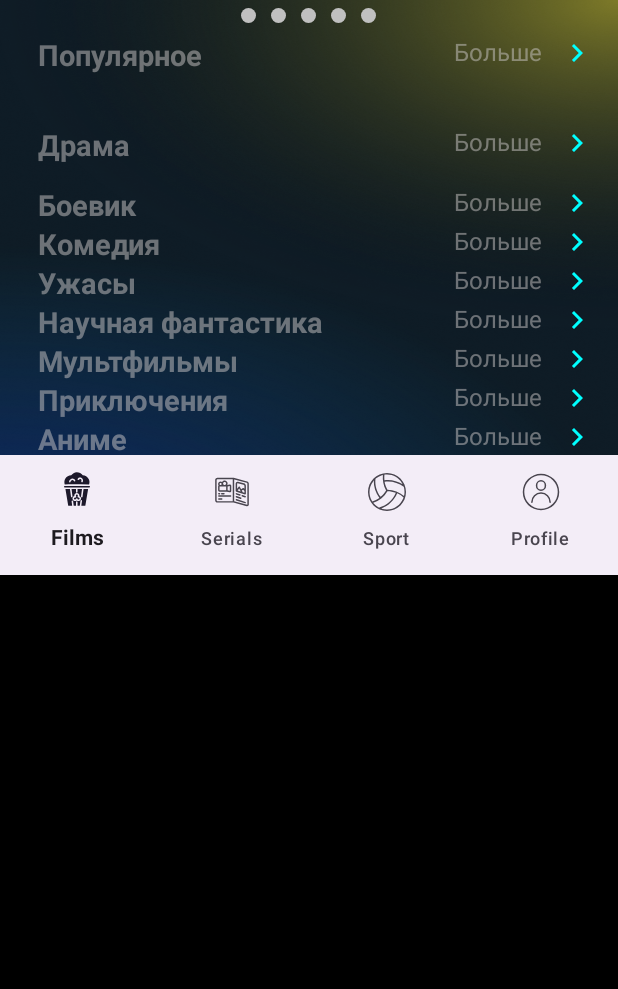
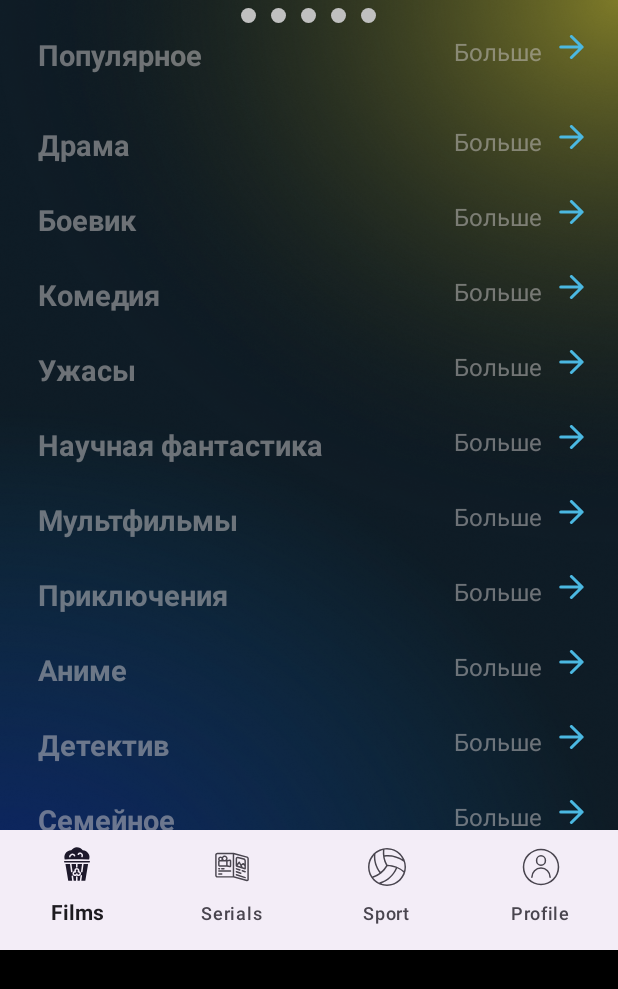
Before and after one commit to ivanbel6/Cinema_App, an Android app: the screen it shows after launch (MainActivity), on a phone screen of 412 x 824 dp. Shown: the top 989 px of the screen. Run offline under Robolectric (Android 15) with nearby library versions, the phone set to English and light mode, and no system bars; 10 statements that could not run were skipped.

Commit message:
Новая иконка + Работа над дизайном

```diff
--- /dev/null
+++ b/app/src/main/res/drawable/converted.xml
@@ -0,0 +1,13 @@
+<vector xmlns:android="http://schemas.android.com/apk/res/android"
+    android:width="17dp"
+    android:height="16dp"
+    android:viewportWidth="17"
+    android:viewportHeight="16">
+  <path
+      android:pathData="M1.141,8H15.102M15.102,8L8.122,1M15.102,8L8.122,15"
+      android:strokeLineJoin="round"
+      android:strokeWidth="2"
+      android:fillColor="#00000000"
+      android:strokeColor="#4BB8E1"
+      android:strokeLineCap="round"/>
+</vector>
--- a/app/src/main/res/layout/activity_main.xml
+++ b/app/src/main/res/layout/activity_main.xml
@@ -124,7 +124,7 @@
                         android:layout_width="wrap_content"
                         android:layout_height="match_parent"
                         android:layout_marginLeft="70dp"
-                        android:src="@drawable/baseline_keyboard_arrow_right_24"
+                        android:src="@drawable/converted"
                         app:layout_constraintStart_toEndOf="@+id/moreTextView"
                         app:layout_constraintTop_toBottomOf="@+id/CustomRecycleView" />
 
@@ -201,8 +201,7 @@
                         android:layout_width="wrap_content"
                         android:layout_height="match_parent"
                         android:layout_marginLeft="70dp"
-                        android:src="@drawable/baseline_keyboard_arrow_right_24"
-                        app:layout_constraintStart_toEndOf="@+id/moreTextView"
+                        android:src="@drawable/converted"                        app:layout_constraintStart_toEndOf="@+id/moreTextView"
                         app:layout_constraintTop_toBottomOf="@+id/CustomRecycleView" />
 
                 </FrameLayout>
@@ -213,6 +212,7 @@
                 android:layout_width="match_parent"
                 android:layout_height="wrap_content"
                 android:layout_marginTop="40dp"
+                android:layout_marginBottom="10dp"
                 android:clipToPadding="false"
                 android:paddingStart="8dp"
                 android:paddingEnd="8dp"
@@ -274,8 +274,7 @@
                         android:layout_width="wrap_content"
                         android:layout_height="match_parent"
                         android:layout_marginLeft="70dp"
-                        android:src="@drawable/baseline_keyboard_arrow_right_24"
-                        app:layout_constraintStart_toEndOf="@+id/moreTextView"
+                        android:src="@drawable/converted"                        app:layout_constraintStart_toEndOf="@+id/moreTextView"
                         app:layout_constraintTop_toBottomOf="@+id/CustomRecycleView" />
 
                 </FrameLayout>
@@ -285,7 +284,8 @@
                 android:id="@+id/fightRecyclerView"
                 android:layout_width="match_parent"
                 android:layout_height="wrap_content"
-                android:layout_marginTop="24dp"
+                android:layout_marginTop="40dp"
+                android:layout_marginBottom="10dp"
                 android:clipToPadding="false"
                 android:paddingStart="8dp"
                 android:paddingEnd="8dp"
@@ -349,8 +349,7 @@
                         android:layout_width="wrap_content"
                         android:layout_height="match_parent"
                         android:layout_marginLeft="70dp"
-                        android:src="@drawable/baseline_keyboard_arrow_right_24"
-                        app:layout_constraintStart_toEndOf="@+id/moreTextView"
+                        android:src="@drawable/converted"                        app:layout_constraintStart_toEndOf="@+id/moreTextView"
                         app:layout_constraintTop_toBottomOf="@+id/CustomRecycleView" />
 
                 </FrameLayout>
@@ -360,7 +359,8 @@
                 android:id="@+id/comedyRecyclerView"
                 android:layout_width="match_parent"
                 android:layout_height="wrap_content"
-                android:layout_marginTop="24dp"
+                android:layout_marginTop="40dp"
+                android:layout_marginBottom="10dp"
                 android:clipToPadding="false"
                 android:paddingStart="8dp"
                 android:paddingEnd="8dp"
@@ -420,8 +420,7 @@
                         android:layout_width="wrap_content"
                         android:layout_height="match_parent"
                         android:layout_marginLeft="70dp"
-                        android:src="@drawable/baseline_keyboard_arrow_right_24"
-                        app:layout_constraintStart_toEndOf="@+id/moreTextView"
+                        android:src="@drawable/converted"                        app:layout_constraintStart_toEndOf="@+id/moreTextView"
                         app:layout_constraintTop_toBottomOf="@+id/CustomRecycleView" />
 
                 </FrameLayout>
@@ -431,7 +430,8 @@
                 android:id="@+id/horrorsRecyclerView"
                 android:layout_width="match_parent"
                 android:layout_height="wrap_content"
-                android:layout_marginTop="24dp"
+                android:layout_marginTop="40dp"
+                android:layout_marginBottom="10dp"
                 android:clipToPadding="false"
                 android:paddingStart="8dp"
                 android:paddingEnd="8dp"
@@ -490,8 +490,7 @@
                         android:layout_width="wrap_content"
                         android:layout_height="match_parent"
                         android:layout_marginStart="70dp"
-                        android:src="@drawable/baseline_keyboard_arrow_right_24"
-                        app:layout_constraintStart_toEndOf="@+id/moreTextView"
+                        android:src="@drawable/converted"                        app:layout_constraintStart_toEndOf="@+id/moreTextView"
                         app:layout_constraintTop_toBottomOf="@+id/CustomRecycleView" />
 
                 </FrameLayout>
@@ -501,7 +500,8 @@
                 android:id="@+id/scienceFictionRecyclerView"
                 android:layout_width="match_parent"
                 android:layout_height="wrap_content"
-                android:layout_marginTop="24dp"
+                android:layout_marginTop="40dp"
+                android:layout_marginBottom="10dp"
                 android:clipToPadding="false"
                 android:paddingStart="8dp"
                 android:paddingEnd="8dp"
@@ -562,8 +562,7 @@
                         android:layout_width="wrap_content"
                         android:layout_height="match_parent"
                         android:layout_marginStart="70dp"
-                        android:src="@drawable/baseline_keyboard_arrow_right_24"
-                        app:layout_constraintStart_toEndOf="@+id/moreTextView"
+                        android:src="@drawable/converted"                        app:layout_constraintStart_toEndOf="@+id/moreTextView"
                         app:layout_constraintTop_toBottomOf="@+id/CustomRecycleView" />
 
                 </FrameLayout>
@@ -573,7 +572,8 @@
                 android:id="@+id/cartoonsRecyclerView"
                 android:layout_width="match_parent"
                 android:layout_height="wrap_content"
-                android:layout_marginTop="24dp"
+                android:layout_marginTop="40dp"
+                android:layout_marginBottom="10dp"
                 android:clipToPadding="false"
                 android:paddingStart="8dp"
                 android:paddingEnd="8dp"
@@ -633,8 +633,7 @@
                         android:layout_width="wrap_content"
                         android:layout_height="match_parent"
                         android:layout_marginStart="70dp"
-                        android:src="@drawable/baseline_keyboard_arrow_right_24"
-                        app:layout_constraintStart_toEndOf="@+id/moreTextView"
+                        android:src="@drawable/converted"                        app:layout_constraintStart_toEndOf="@+id/moreTextView"
                         app:layout_constraintTop_toBottomOf="@+id/CustomRecycleView" />
 
                 </FrameLayout>
@@ -644,7 +643,8 @@
                 android:id="@+id/adventuresRecyclerView"
                 android:layout_width="match_parent"
                 android:layout_height="wrap_content"
-                android:layout_marginTop="24dp"
+                android:layout_marginTop="40dp"
+                android:layout_marginBottom="10dp"
                 android:clipToPadding="false"
                 android:paddingStart="8dp"
                 android:paddingEnd="8dp"
@@ -704,8 +704,7 @@
                         android:layout_width="wrap_content"
                         android:layout_height="match_parent"
                         android:layout_marginStart="70dp"
-                        android:src="@drawable/baseline_keyboard_arrow_right_24"
-                        app:layout_constraintStart_toEndOf="@+id/moreTextView"
+                        android:src="@drawable/converted"                        app:layout_constraintStart_toEndOf="@+id/moreTextView"
                         app:layout_constraintTop_toBottomOf="@+id/CustomRecycleView" />
 
                 </FrameLayout>
@@ -715,7 +714,8 @@
                 android:id="@+id/animRecyclerView"
                 android:layout_width="match_parent"
                 android:layout_height="wrap_content"
-                android:layout_marginTop="24dp"
+                android:layout_marginTop="40dp"
+                android:layout_marginBottom="10dp"
                 android:clipToPadding="false"
                 android:paddingStart="8dp"
                 android:paddingEnd="8dp"
@@ -775,8 +775,7 @@
                         android:layout_width="wrap_content"
                         android:layout_height="match_parent"
                         android:layout_marginLeft="70dp"
-                        android:src="@drawable/baseline_keyboard_arrow_right_24"
-                        app:layout_constraintStart_toEndOf="@+id/moreTextView"
+                        android:src="@drawable/converted"                        app:layout_constraintStart_toEndOf="@+id/moreTextView"
                         app:layout_constraintTop_toBottomOf="@+id/CustomRecycleView" />
 
                 </FrameLayout>
@@ -786,7 +785,8 @@
                 android:id="@+id/detectiveRecyclerView"
                 android:layout_width="match_parent"
                 android:layout_height="wrap_content"
-                android:layout_marginTop="24dp"
+                android:layout_marginTop="40dp"
+                android:layout_marginBottom="10dp"
                 android:clipToPadding="false"
                 android:paddingStart="8dp"
                 android:paddingEnd="8dp"
@@ -846,8 +846,7 @@
                         android:layout_width="wrap_content"
                         android:layout_height="match_parent"
                         android:layout_marginStart="70dp"
-                        android:src="@drawable/baseline_keyboard_arrow_right_24"
-                        app:layout_constraintStart_toEndOf="@+id/moreTextView"
+                        android:src="@drawable/converted"                        app:layout_constraintStart_toEndOf="@+id/moreTextView"
                         app:layout_constraintTop_toBottomOf="@+id/CustomRecycleView" />
 
                 </FrameLayout>
@@ -857,7 +856,8 @@
                 android:id="@+id/familyRecyclerView"
                 android:layout_width="match_parent"
                 android:layout_height="wrap_content"
-                android:layout_marginTop="24dp"
+                android:layout_marginTop="40dp"
+                android:layout_marginBottom="10dp"
                 android:clipToPadding="false"
                 android:paddingStart="8dp"
                 android:paddingEnd="8dp"
@@ -917,8 +917,7 @@
                         android:layout_width="wrap_content"
                         android:layout_height="match_parent"
                         android:layout_marginStart="70dp"
-                        android:src="@drawable/baseline_keyboard_arrow_right_24"
-                        app:layout_constraintStart_toEndOf="@+id/moreTextView"
+                        android:src="@drawable/converted"                        app:layout_constraintStart_toEndOf="@+id/moreTextView"
                         app:layout_constraintTop_toBottomOf="@+id/CustomRecycleView" />
 
                 </FrameLayout>
@@ -928,7 +927,8 @@
                 android:id="@+id/historyRecyclerView"
                 android:layout_width="match_parent"
                 android:layout_height="wrap_content"
-                android:layout_marginTop="24dp"
+                android:layout_marginTop="40dp"
+                android:layout_marginBottom="10dp"
                 android:clipToPadding="false"
                 android:paddingStart="8dp"
                 android:paddingEnd="8dp"
```
